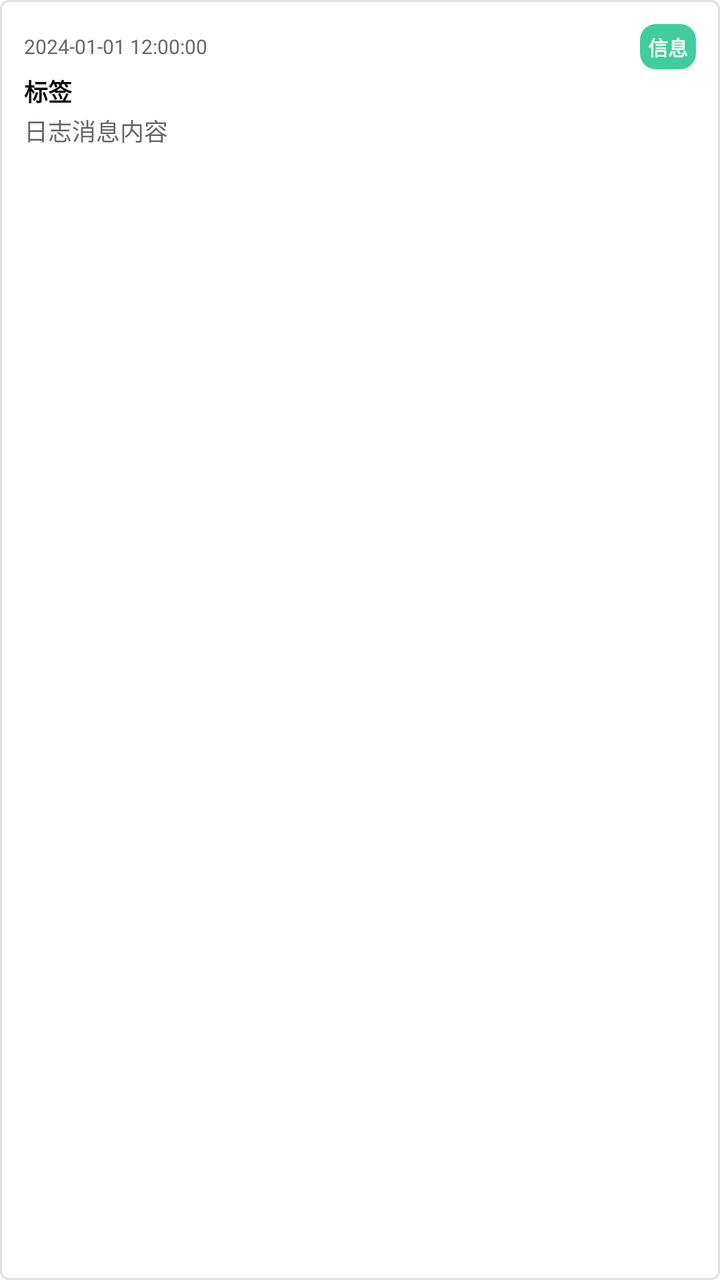
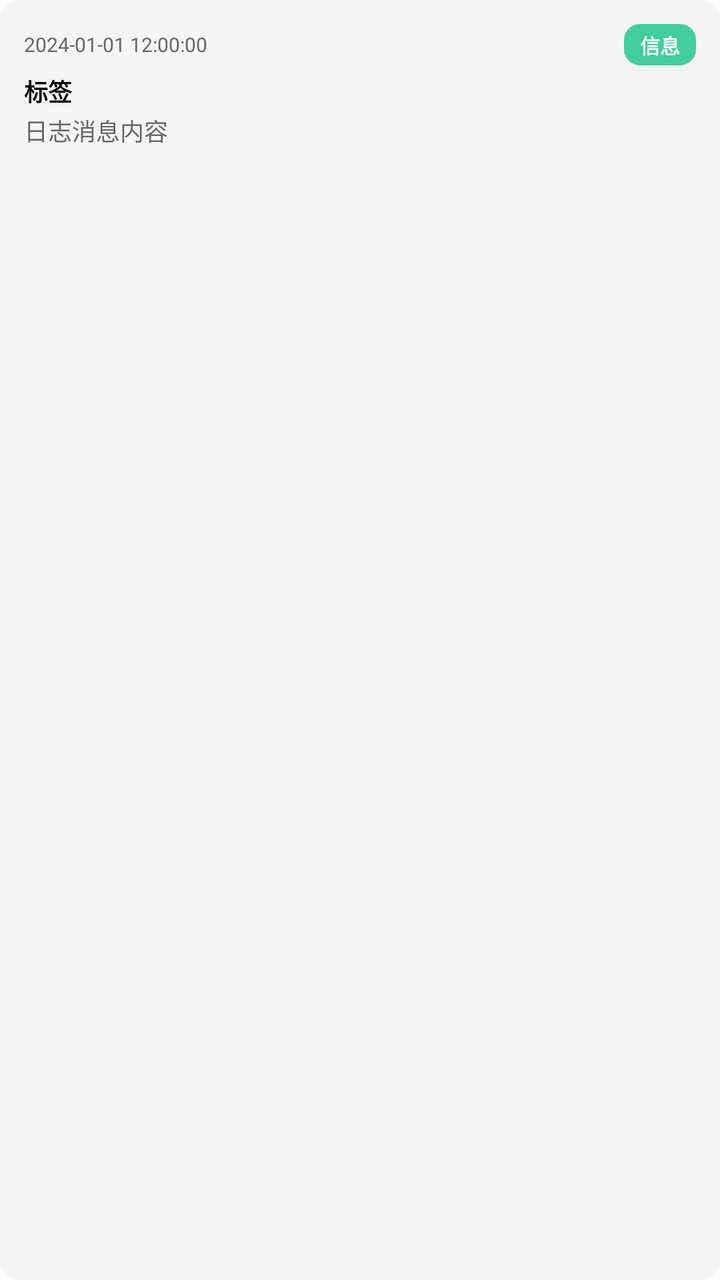

An Android layout rendered at two revisions. The XML below is the earlier revision; the diff shows what the commit changed to produce the second picture.
<!-- AndroidManifest.xml: application theme Theme.PomodoroTimer -->
<!-- res/layout/item_log_entry.xml -->
<?xml version="1.0" encoding="utf-8"?>
<LinearLayout xmlns:android="http://schemas.android.com/apk/res/android"
    android:layout_width="match_parent"
    android:layout_height="wrap_content"
    android:orientation="vertical"
    android:padding="12dp"
    android:background="@drawable/log_item_background"
    android:layout_marginBottom="8dp">

    <LinearLayout
        android:layout_width="match_parent"
        android:layout_height="wrap_content"
        android:orientation="horizontal"
        android:gravity="center_vertical">

        <TextView
            android:id="@+id/tv_timestamp"
            android:layout_width="0dp"
            android:layout_height="wrap_content"
            android:layout_weight="1"
            android:textSize="10sp"
            android:textColor="@color/text_secondary"
            android:text="@string/layout_placeholder_datetime" />

        <TextView
            android:id="@+id/tv_level"
            android:layout_width="wrap_content"
            android:layout_height="wrap_content"
            android:textSize="10sp"
            android:textStyle="bold"
            android:background="@drawable/log_level_background"
            android:padding="4dp"
            android:text="@string/dev_lab_log_level_info"
            android:textColor="@android:color/white" />

    </LinearLayout>

    <TextView
        android:id="@+id/tv_tag"
        android:layout_width="match_parent"
        android:layout_height="wrap_content"
        android:textSize="12sp"
        android:textStyle="bold"
        android:textColor="@color/text_primary"
        android:layout_marginTop="2dp"
        android:text="@string/layout_placeholder_tag" />

    <TextView
        android:id="@+id/tv_message"
        android:layout_width="match_parent"
        android:layout_height="wrap_content"
        android:textSize="12sp"
        android:textColor="@color/text_secondary"
        android:layout_marginTop="2dp"
        android:text="@string/layout_placeholder_log_message"
        android:lineSpacingExtra="2dp" />

</LinearLayout>
<!-- resources referenced by this layout -->
<resources>
  <!-- drawable log_item_background (drawable) -->
  <?xml version="1.0" encoding="utf-8"?>
  <shape xmlns:android="http://schemas.android.com/apk/res/android"
      android:shape="rectangle">
      <solid android:color="@color/background_primary" />
      <stroke
          android:width="1dp"
          android:color="@color/divider" />
      <corners android:radius="4dp" />
  </shape>
  <!-- drawable log_level_background (drawable) -->
  <?xml version="1.0" encoding="utf-8"?>
  <shape xmlns:android="http://schemas.android.com/apk/res/android"
      android:shape="rectangle">
      <solid android:color="@color/primary" />
      <corners android:radius="8dp" />
  </shape>
  <style name="Theme.PomodoroTimer" parent="Theme.MaterialComponents.DayNight">
          
          <item name="colorPrimary">@color/skyblue</item>
          <item name="colorPrimaryVariant">@color/default_theme_dark</item>
          <item name="colorOnPrimary">@color/text_primary</item>
          
          <item name="colorSecondary">@color/teal_200</item>
          <item name="colorSecondaryVariant">@color/teal_700</item>
          <item name="colorOnSecondary">@color/black</item>
          
          <item name="android:statusBarColor">@color/background_card</item>
          <item name="actionBarStyle">@style/AppActionBar</item>
          <item name="android:actionBarStyle">@style/AppActionBar</item>
          
          <item name="android:navigationBarColor" tools:targetApi="l">@color/background_card</item>
          <item name="android:windowLightStatusBar" tools:targetApi="m">false</item>
      </style>
  <color name="background_primary">#FFFFFFFF</color>
  <color name="divider">#FFE0E0E0</color>
  <color name="primary">#FF41CD9D</color>
  <color name="skyblue">#FF51CDFF</color>
  <color name="default_theme_dark">#014971</color>
  <color name="teal_200">#FF03DAC5</color>
  <color name="teal_700">#FF018786</color>
  <color name="black">#FF000000</color>
  <color name="background_card">#FFFFFFFF</color>
  <style name="AppActionBar" parent="Widget.MaterialComponents.ActionBar.Primary">
          <item name="android:background">@color/background_card</item>
          <item name="background">@color/background_card</item>
          <item name="android:titleTextStyle">@style/AppActionBarTitle</item>
          <item name="titleTextStyle">@style/AppActionBarTitle</item>
          <item name="elevation">4dp</item>
      </style>
  <!-- unchanged entries left out for length: 7 -->
</resources>

<!-- the commit's change to res/layout/item_log_entry.xml (unified diff, before → after) -->
@@ -1,58 +1,61 @@
 <?xml version="1.0" encoding="utf-8"?>
 <LinearLayout xmlns:android="http://schemas.android.com/apk/res/android"
+    xmlns:tools="http://schemas.android.com/tools"
     android:layout_width="match_parent"
     android:layout_height="wrap_content"
+    android:layout_marginBottom="8dp"
+    android:background="@drawable/log_item_background"
     android:orientation="vertical"
-    android:padding="12dp"
-    android:background="@drawable/log_item_background"
-    android:layout_marginBottom="8dp">
+    android:padding="12dp">
 
     <LinearLayout
         android:layout_width="match_parent"
         android:layout_height="wrap_content"
-        android:orientation="horizontal"
-        android:gravity="center_vertical">
+        android:gravity="center_vertical"
+        android:orientation="horizontal">
 
         <TextView
             android:id="@+id/tv_timestamp"
             android:layout_width="0dp"
             android:layout_height="wrap_content"
             android:layout_weight="1"
-            android:textSize="10sp"
+            android:text="@string/layout_placeholder_datetime"
             android:textColor="@color/text_secondary"
-            android:text="@string/layout_placeholder_datetime" />
+            android:textSize="10sp" />
 
         <TextView
             android:id="@+id/tv_level"
             android:layout_width="wrap_content"
             android:layout_height="wrap_content"
+            android:background="@drawable/log_level_background"
+            android:paddingStart="8dp"
+            android:paddingTop="3dp"
+            android:paddingEnd="8dp"
+            android:paddingBottom="3dp"
+            android:text="@string/dev_lab_log_level_info"
+            android:textColor="@color/absolute_white"
             android:textSize="10sp"
             android:textStyle="bold"
-            android:background="@drawable/log_level_background"
-            android:padding="4dp"
-            android:text="@string/dev_lab_log_level_info"
-            android:textColor="@android:color/white" />
-
+            tools:backgroundTint="@color/brand" />
     </LinearLayout>
 
     <TextView
         android:id="@+id/tv_tag"
         android:layout_width="match_parent"
         android:layout_height="wrap_content"
+        android:layout_marginTop="4dp"
+        android:text="@string/layout_placeholder_tag"
+        android:textColor="@color/text_primary"
         android:textSize="12sp"
-        android:textStyle="bold"
-        android:textColor="@color/text_primary"
-        android:layout_marginTop="2dp"
-        android:text="@string/layout_placeholder_tag" />
+        android:textStyle="bold" />
 
     <TextView
         android:id="@+id/tv_message"
         android:layout_width="match_parent"
         android:layout_height="wrap_content"
-        android:textSize="12sp"
+        android:layout_marginTop="2dp"
+        android:lineSpacingExtra="2dp"
+        android:text="@string/layout_placeholder_log_message"
         android:textColor="@color/text_secondary"
-        android:layout_marginTop="2dp"
-        android:text="@string/layout_placeholder_log_message"
-        android:lineSpacingExtra="2dp" />
-
+        android:textSize="12sp" />
 </LinearLayout>
<!-- resource entries referenced after the edit -->
@@ -1,55 +1,77 @@
 <!-- resources referenced by this layout -->
 <resources>
+  <color name="absolute_white">#FFFFFFFF</color>
+  <color name="brand">#FF41CD9D</color>
   <!-- drawable log_item_background (drawable) -->
   <?xml version="1.0" encoding="utf-8"?>
   <shape xmlns:android="http://schemas.android.com/apk/res/android"
       android:shape="rectangle">
-      <solid android:color="@color/background_primary" />
-      <stroke
-          android:width="1dp"
-          android:color="@color/divider" />
-      <corners android:radius="4dp" />
+      <solid android:color="@color/surface_page" />
+      <corners android:radius="10dp" />
   </shape>
   <!-- drawable log_level_background (drawable) -->
   <?xml version="1.0" encoding="utf-8"?>
   <shape xmlns:android="http://schemas.android.com/apk/res/android"
       android:shape="rectangle">
-      <solid android:color="@color/primary" />
+      <solid android:color="@color/brand" />
       <corners android:radius="8dp" />
   </shape>
   <style name="Theme.PomodoroTimer" parent="Theme.MaterialComponents.DayNight">
-          
-          <item name="colorPrimary">@color/skyblue</item>
-          <item name="colorPrimaryVariant">@color/default_theme_dark</item>
-          <item name="colorOnPrimary">@color/text_primary</item>
-          
-          <item name="colorSecondary">@color/teal_200</item>
-          <item name="colorSecondaryVariant">@color/teal_700</item>
-          <item name="colorOnSecondary">@color/black</item>
-          
-          <item name="android:statusBarColor">@color/background_card</item>
+          <item name="colorPrimary">@color/brand</item>
+          <item name="colorPrimaryVariant">@color/brand</item>
+          <item name="colorOnPrimary">@color/on_brand</item>
+          <item name="colorSecondary">@color/brand</item>
+          <item name="colorSecondaryVariant">@color/brand</item>
+          <item name="colorOnSecondary">@color/on_brand</item>
+          <item name="android:statusBarColor">@color/surface_card</item>
           <item name="actionBarStyle">@style/AppActionBar</item>
           <item name="android:actionBarStyle">@style/AppActionBar</item>
-          
-          <item name="android:navigationBarColor" tools:targetApi="l">@color/background_card</item>
-          <item name="android:windowLightStatusBar" tools:targetApi="m">false</item>
+          <item name="android:navigationBarColor" tools:targetApi="l">@color/surface_card</item>
+          <item name="android:windowLightStatusBar" tools:targetApi="m">true</item>
+          <item name="materialAlertDialogTheme">@style/ThemeOverlay.Pomodoro.MaterialAlertDialog</item>
       </style>
-  <color name="background_primary">#FFFFFFFF</color>
-  <color name="divider">#FFE0E0E0</color>
-  <color name="primary">#FF41CD9D</color>
-  <color name="skyblue">#FF51CDFF</color>
-  <color name="default_theme_dark">#014971</color>
-  <color name="teal_200">#FF03DAC5</color>
-  <color name="teal_700">#FF018786</color>
-  <color name="black">#FF000000</color>
-  <color name="background_card">#FFFFFFFF</color>
+  <color name="surface_page">#FFF5F5F5</color>
+  <color name="on_brand">@color/absolute_white</color>
+  <color name="surface_card">#FFFFFFFF</color>
   <style name="AppActionBar" parent="Widget.MaterialComponents.ActionBar.Primary">
-          <item name="android:background">@color/background_card</item>
-          <item name="background">@color/background_card</item>
+          <item name="android:background">@color/surface_card</item>
+          <item name="background">@color/surface_card</item>
           <item name="android:titleTextStyle">@style/AppActionBarTitle</item>
           <item name="titleTextStyle">@style/AppActionBarTitle</item>
           <item name="elevation">4dp</item>
       </style>
+  <style name="ThemeOverlay.Pomodoro.MaterialAlertDialog" parent="ThemeOverlay.MaterialComponents.MaterialAlertDialog">
+          <item name="colorPrimary">@color/brand</item>
+          <item name="colorSecondary">@color/brand</item>
+          <item name="colorSurface">@color/surface_card</item>
+          <item name="colorOnSurface">@color/text_primary</item>
+          <item name="materialAlertDialogTitleTextStyle">@style/TextAppearance.Pomodoro.Dialog.Title</item>
+          <item name="materialAlertDialogBodyTextStyle">@style/TextAppearance.Pomodoro.Dialog.Body</item>
+          <item name="shapeAppearanceOverlay">@style/ShapeAppearance.Pomodoro.Dialog</item>
+          <item name="buttonBarPositiveButtonStyle">@style/Widget.Pomodoro.Dialog.Button</item>
+          <item name="buttonBarNegativeButtonStyle">@style/Widget.Pomodoro.Dialog.Button</item>
+          <item name="buttonBarNeutralButtonStyle">@style/Widget.Pomodoro.Dialog.Button</item>
+      </style>
+  <style name="TextAppearance.Pomodoro.Dialog.Title" parent="MaterialAlertDialog.MaterialComponents.Title.Text">
+          <item name="android:textColor">@color/text_primary</item>
+          <item name="android:textSize">18sp</item>
+          <item name="android:textStyle">bold</item>
+      </style>
+  <style name="TextAppearance.Pomodoro.Dialog.Body" parent="MaterialAlertDialog.MaterialComponents.Body.Text">
+          <item name="android:textColor">@color/text_secondary</item>
+          <item name="android:textSize">14sp</item>
+          <item name="android:lineSpacingExtra">3dp</item>
+      </style>
+  <style name="ShapeAppearance.Pomodoro.Dialog" parent="ShapeAppearance.MaterialComponents.LargeComponent">
+          <item name="cornerFamily">rounded</item>
+          <item name="cornerSize">20dp</item>
+      </style>
+  <style name="Widget.Pomodoro.Dialog.Button" parent="Widget.MaterialComponents.Button.TextButton.Dialog">
+          <item name="android:textColor">@color/brand</item>
+          <item name="android:textAllCaps">false</item>
+          <item name="rippleColor">@color/brand_container</item>
+      </style>
+  <color name="brand_container">#1A41CD9D</color>
   <!-- unchanged entries left out for length: 7 -->
 </resources>
 
